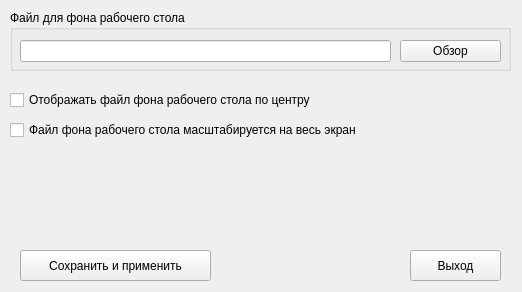
150balbes/icex-set, file icex-set/mainwindow.ui: the form before one commit.
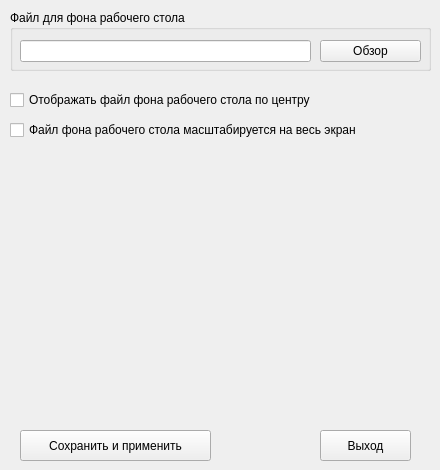
The form after the commit.

Patch:
```diff
--- a/icex-set/mainwindow.ui
+++ b/icex-set/mainwindow.ui
@@ -6,8 +6,8 @@
    <rect>
     <x>0</x>
     <y>0</y>
-    <width>522</width>
-    <height>292</height>
+    <width>440</width>
+    <height>470</height>
    </rect>
   </property>
   <property name="windowTitle">
@@ -17,8 +17,8 @@
    <widget class="QPushButton" name="pushButton_Exit">
     <property name="geometry">
      <rect>
-      <x>410</x>
-      <y>250</y>
+      <x>320</x>
+      <y>430</y>
       <width>91</width>
       <height>31</height>
      </rect>
@@ -32,7 +32,7 @@
      <rect>
       <x>10</x>
       <y>10</y>
-      <width>501</width>
+      <width>421</width>
       <height>61</height>
      </rect>
     </property>
@@ -44,7 +44,7 @@
       <rect>
        <x>10</x>
        <y>30</y>
-       <width>371</width>
+       <width>291</width>
        <height>22</height>
       </rect>
      </property>
@@ -52,7 +52,7 @@
     <widget class="QPushButton" name="pushButton_DesktopImage">
      <property name="geometry">
       <rect>
-       <x>390</x>
+       <x>310</x>
        <y>30</y>
        <width>101</width>
        <height>22</height>
@@ -67,7 +67,7 @@
     <property name="geometry">
      <rect>
       <x>20</x>
-      <y>250</y>
+      <y>430</y>
       <width>191</width>
       <height>31</height>
      </rect>
@@ -102,6 +102,19 @@
      <string>Файл фона рабочего стола масштабируется на весь экран</string>
     </property>
    </widget>
+   <widget class="QLabel" name="label_prev">
+    <property name="geometry">
+     <rect>
+      <x>39</x>
+      <y>149</y>
+      <width>361</width>
+      <height>271</height>
+     </rect>
+    </property>
+    <property name="text">
+     <string/>
+    </property>
+   </widget>
   </widget>
  </widget>
  <layoutdefault spacing="6" margin="11"/>
```
